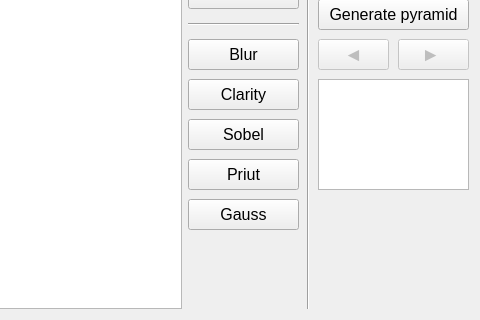
Old version of the form Gui/mainwindow.ui in the repository faystmax/ComputerVision; both pictures show x 344 to 824 and y 112 to 432 of the 824 by 432 pixel window.
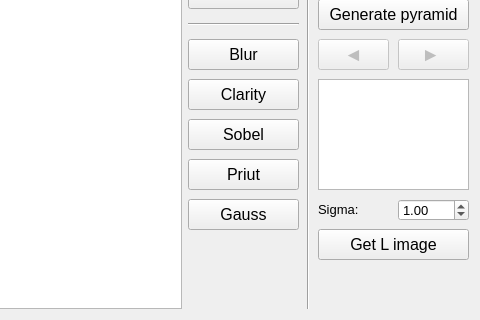
New version of the form. Icons and pictures are not drawn.

```diff
--- a/Gui/mainwindow.ui
+++ b/Gui/mainwindow.ui
@@ -421,6 +421,61 @@
                  <double>0.500000000000000</double>
              </property>
          </widget>
+      <widget class="QPushButton" name="generateLImageButton">
+       <property name="geometry">
+        <rect>
+         <x>130</x>
+         <y>330</y>
+         <width>151</width>
+         <height>31</height>
+        </rect>
+       </property>
+       <property name="font">
+        <font>
+         <family>Arial</family>
+         <pointsize>12</pointsize>
+        </font>
+       </property>
+       <property name="text">
+        <string>Get L image</string>
+       </property>
+      </widget>
+      <widget class="QDoubleSpinBox" name="sigmaLSpinBox">
+       <property name="geometry">
+        <rect>
+         <x>210</x>
+         <y>300</y>
+         <width>71</width>
+         <height>22</height>
+        </rect>
+       </property>
+       <property name="font">
+        <font>
+         <pointsize>10</pointsize>
+        </font>
+       </property>
+       <property name="value">
+        <double>1.000000000000000</double>
+       </property>
+      </widget>
+      <widget class="QLabel" name="label_4">
+       <property name="geometry">
+        <rect>
+         <x>130</x>
+         <y>300</y>
+         <width>71</width>
+         <height>21</height>
+        </rect>
+       </property>
+       <property name="font">
+        <font>
+         <pointsize>10</pointsize>
+        </font>
+       </property>
+       <property name="text">
+        <string>Sigma:</string>
+       </property>
+      </widget>
      </widget>
     </item>
    </layout>
```
Lines whose indentation alone changed are shown as unchanged.
